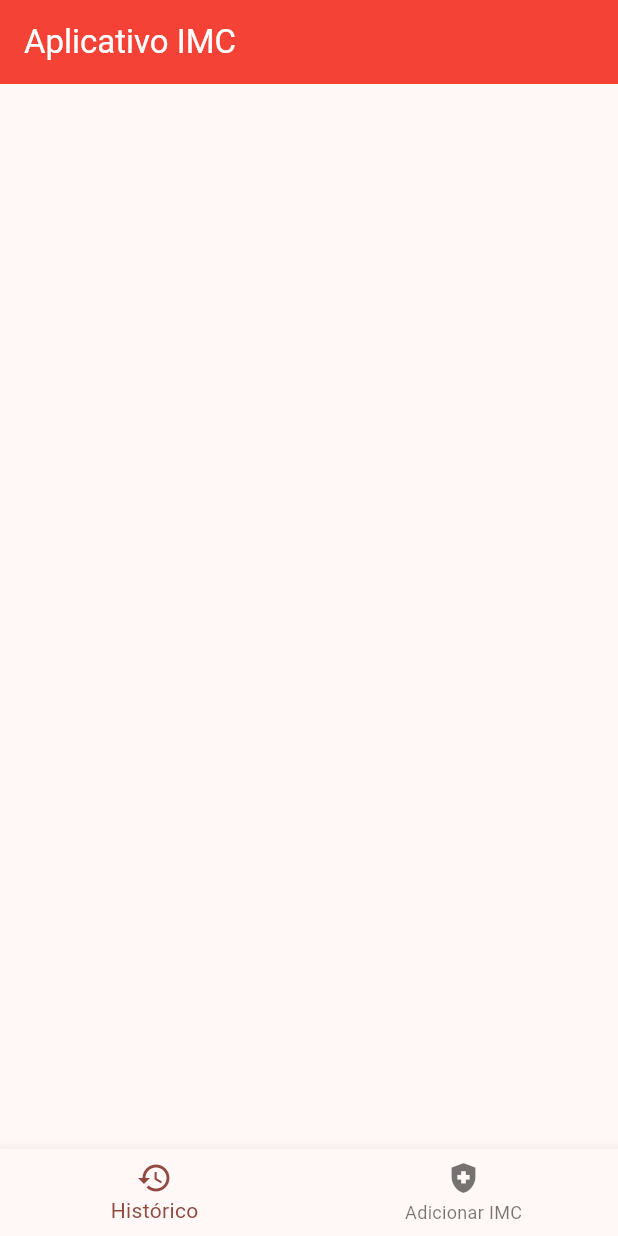
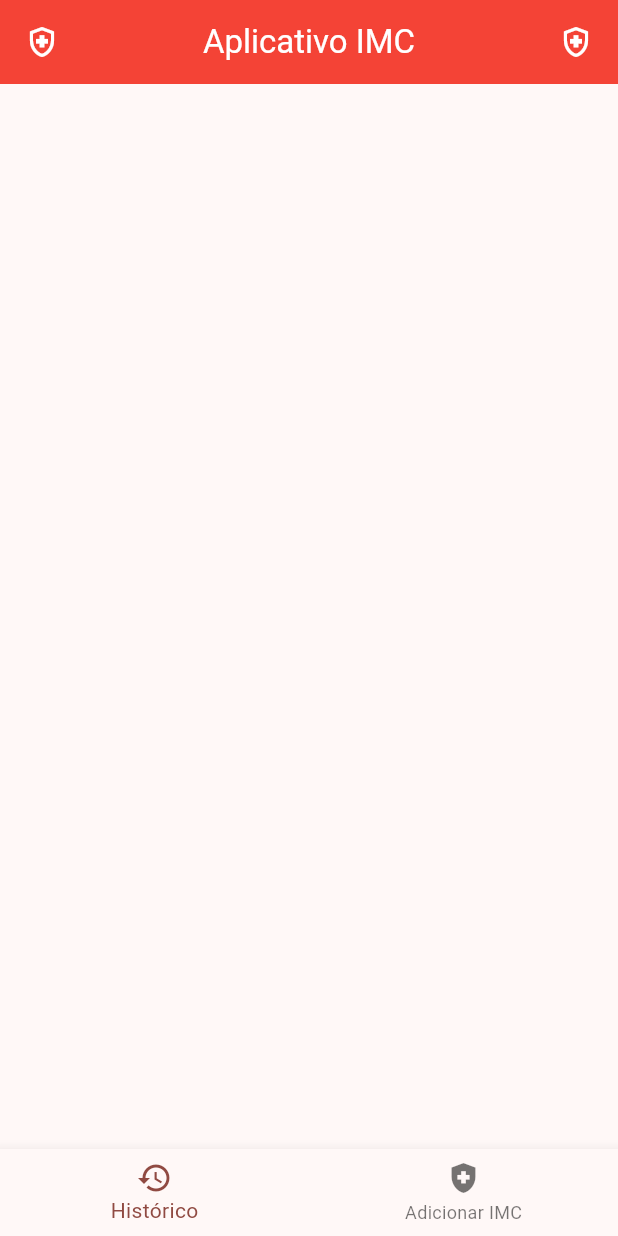
Before and after one commit to rodolfoHOk/dio.imc-flutter, a Flutter app: the screen it shows after launch, on a phone screen of 412 x 824 dp. Run offline on Flutter 3.47's test engine with Material 3 defaults, Android fonts, the phone set to English and light mode, and no system bars; our stand-ins replace google_fonts.

Commit message:
feat: change app bar

```diff
--- a/lib/pages/main_page.dart
+++ b/lib/pages/main_page.dart
@@ -16,7 +16,15 @@ class _MainPageState extends State<MainPage> {
   @override
   Widget build(BuildContext context) {
     return Scaffold(
-        appBar: AppBar(title: const Text("Aplicativo IMC")),
+        appBar: AppBar(
+            title: const Row(
+          mainAxisAlignment: MainAxisAlignment.spaceBetween,
+          children: [
+            Icon(Icons.health_and_safety_outlined),
+            Text("Aplicativo IMC"),
+            Icon(Icons.health_and_safety_outlined)
+          ],
+        )),
         body: Column(
           children: [
             Expanded(
```
